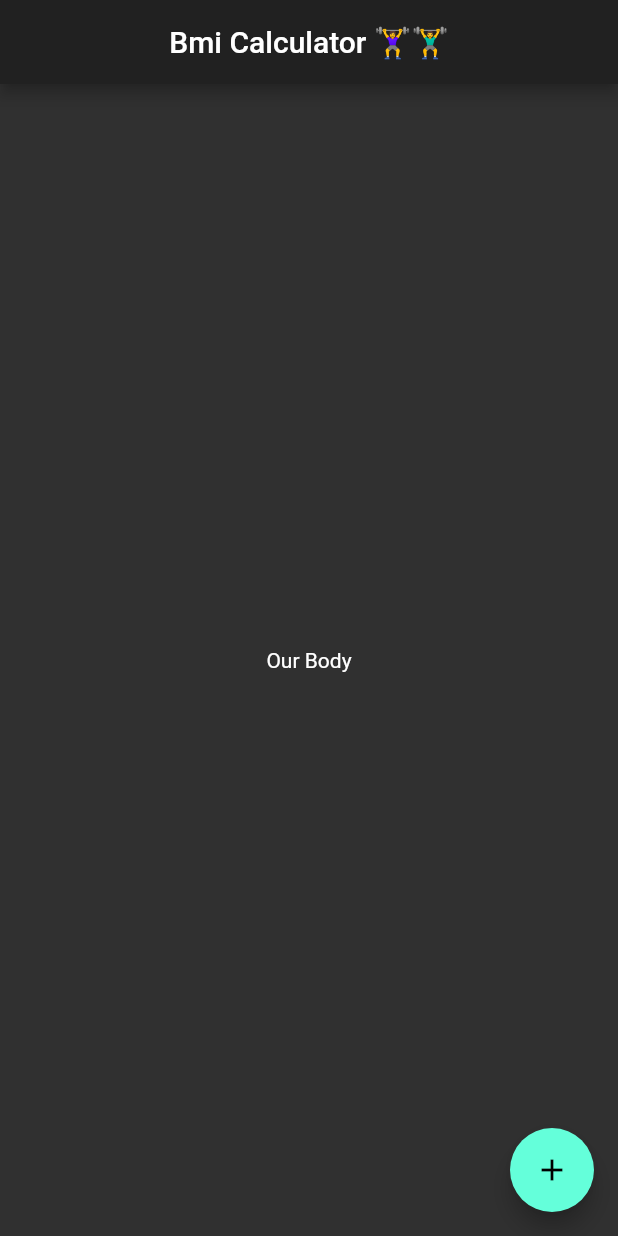
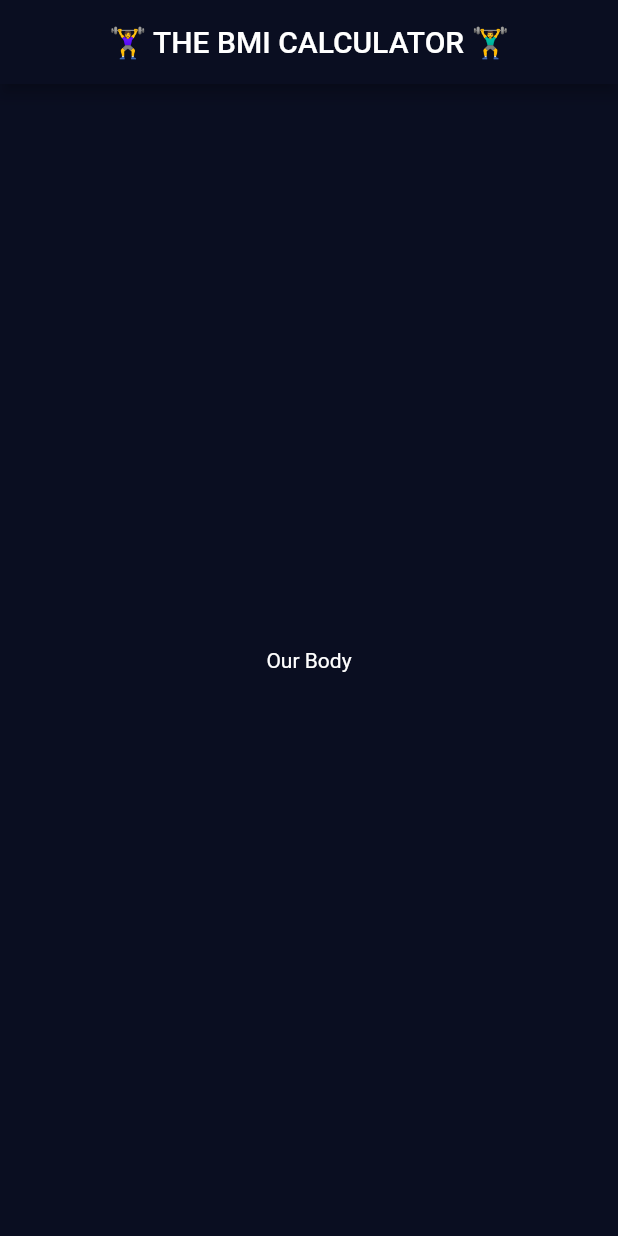
Before and after one commit to Eventyret/flutter-bmi-calc, a Flutter app: the screen it shows after launch, on a phone screen of 412 x 824 dp. Run offline on Flutter 3.47's test engine with Material 2 defaults, Android fonts, the phone set to English and light mode, and no system bars.

Commit message:
Added some theme

```diff
--- a/lib/main.dart
+++ b/lib/main.dart
@@ -6,7 +6,10 @@ class BMICalculator extends StatelessWidget {
   @override
   Widget build(BuildContext context) {
     return MaterialApp(
-      theme: ThemeData.dark(),
+      theme: ThemeData.dark().copyWith(
+        primaryColor: Color(0xFF0A0E21),
+        scaffoldBackgroundColor: Color(0xFF0A0E21),
+      ),
       home: InputPage(),
     );
   }
@@ -22,15 +25,12 @@ class _InputPageState extends State<InputPage> {
   Widget build(BuildContext context) {
     return Scaffold(
       appBar: AppBar(
-        title: Center(child: Text('Bmi Calculator 🏋️‍♀️🏋️‍♂️')),
+        title: Center(
+            child: Text('🏋️‍♀️ The Bmi Calculator 🏋️‍♂️'.toUpperCase())),
       ),
       body: Center(
         child: Text('Our Body'),
       ),
-      floatingActionButton: FloatingActionButton(
-        onPressed: () => {},
-        child: Icon(Icons.add),
-      ),
     );
   }
 }
```
